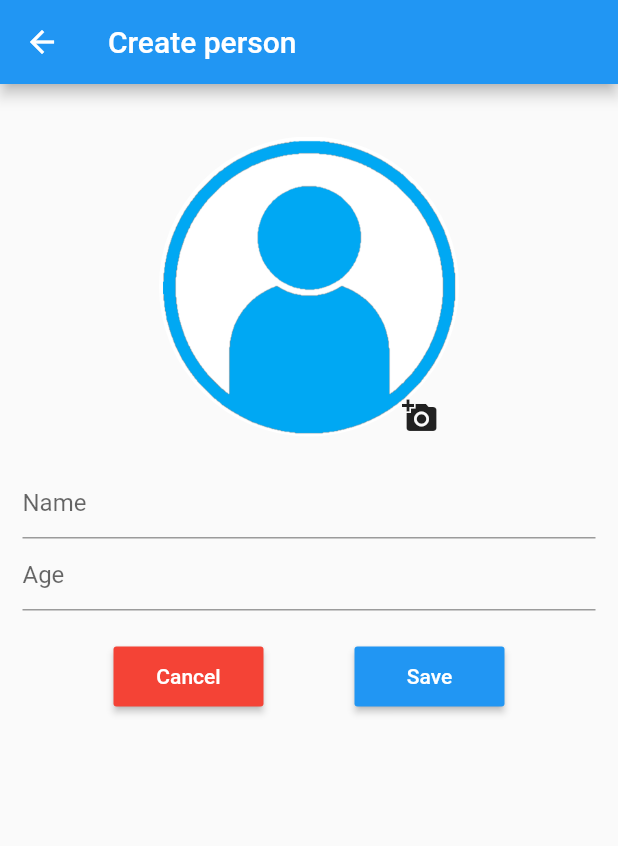
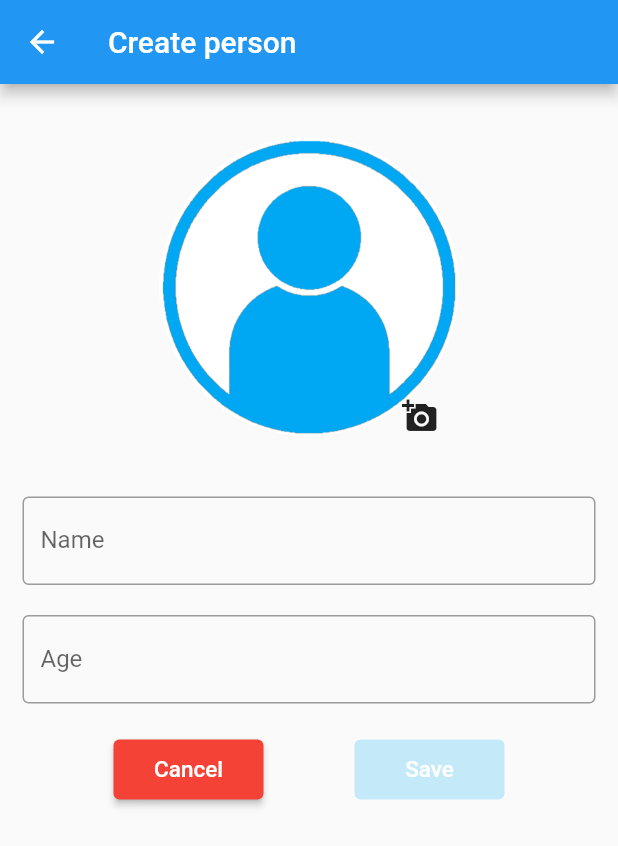
Before and after one commit to imc7/crud_flutter, a Flutter app: the screen it shows after launch, after a tap on the "add" icon, on a phone screen of 412 x 824 dp. Shown: the top 846 px of the screen. Run offline on Flutter 3.47's test engine with Material 2 defaults, Android fonts, the phone set to English and light mode, and no system bars; our stand-ins replace cloud_firestore, firebase_core, firebase_storage, image_picker; accounts and stored records are empty.

Commit message:
Ready with loader

```diff
--- a/lib/main.dart
+++ b/lib/main.dart
@@ -1,3 +1,4 @@
+import 'package:crud_flutter/pages/splash.dart';
 import 'package:flutter/material.dart';
 
 // Para Firebase
@@ -28,7 +29,7 @@ class MyApp extends StatelessWidget {
         colorScheme: ColorScheme.fromSeed(seedColor: Colors.deepPurple),
         useMaterial3: true,
       ),
-      home: const MyHomePage(title: 'Flutter Demo Home Page'),
+      home: const Splash(),
     );
   }
 }
--- a/lib/models/PersonModel.dart
+++ b/lib/models/PersonModel.dart
@@ -3,4 +3,6 @@ class PersonModel {
   String name = '';
   int age = 0;
   String photoUrl = '';
+
+  PersonModel(this.id, this.name, this.age, this.photoUrl);
 }
--- a/lib/pages/add_person_page.dart
+++ b/lib/pages/add_person_page.dart
@@ -1,5 +1,7 @@
 import 'dart:io';
 
+import 'package:crud_flutter/models/PersonModel.dart';
+import 'package:crud_flutter/services/alerts.dart';
 import 'package:crud_flutter/services/firebase_service.dart';
 import 'package:crud_flutter/services/firebase_storage.dart';
 import 'package:crud_flutter/services/select_image.dart';
@@ -21,6 +23,27 @@ class _AddPersonPageState extends State<AddPersonPage> {
   String photoUrl = "";
   File? image_to_upload = null;
 
+  @override
+  void initState() {
+    super.initState();
+
+    // Listening
+    nameController.addListener(() {
+      setState(() {});
+    });
+    ageController.addListener(() {
+      setState(() {});
+    });
+  }
+
+  @override
+  void dispose() {
+    nameController.dispose();
+    ageController.dispose();
+    super.dispose();
+  }
+
+  // To select image
   void selectImage(ImageSource source) async {
     final XFile? image = await pickImage(source);
     if (image != null) {
@@ -28,6 +51,11 @@ class _AddPersonPageState extends State<AddPersonPage> {
         image_to_upload = File(image!.path);
       });
     }
+  }
+
+  // To inactivate/activate save button
+  bool shouldActiveSaveButton() {
+    return nameController.text.isNotEmpty && ageController.text.isNotEmpty;
   }
 
   @override
@@ -134,15 +162,39 @@ class _AddPersonPageState extends State<AddPersonPage> {
                     ],
                   ),
                 ),
-                TextField(
+                Container(
+                  margin: EdgeInsets.only(
+                    left: 0,
+                    top: 20,
+                    right: 0,
+                    bottom: 0,
+                  ),
+                  child: TextField(
                     controller: nameController,
-                  decoration: const InputDecoration(hintText: 'Name'),
+                    decoration: const InputDecoration(
+                      label: Text('Name'),
+                      border: OutlineInputBorder(),
                     ),
-                TextField(
+                  ),
+                ),
+                Container(
+                  margin: EdgeInsets.only(
+                    left: 0,
+                    top: 20,
+                    right: 0,
+                    bottom: 0,
+                  ),
+                  child: TextField(
                     keyboardType: TextInputType.number,
-                  inputFormatters: [FilteringTextInputFormatter.digitsOnly],
+                    inputFormatters: [
+                      FilteringTextInputFormatter.allow(RegExp('[0-9]')),
+                    ],
                     controller: ageController,
-                  decoration: const InputDecoration(hintText: 'Age'),
+                    decoration: const InputDecoration(
+                      label: Text('Age'),
+                      border: OutlineInputBorder(),
+                    ),
+                  ),
                 ),
                 Container(
                   margin: EdgeInsets.only(
@@ -155,38 +207,52 @@ class _AddPersonPageState extends State<AddPersonPage> {
                     mainAxisAlignment: MainAxisAlignment.spaceEvenly,
                     children: [
                       // Cancel button
-                        MaterialButton(
-                          height: 40.0,
-                          minWidth: 100.0,
-                          color: Colors.red,
-                          textColor: Colors.white,
-                          child: new Text("Cancel"),
+                      ElevatedButton(
+                        style: ElevatedButton.styleFrom(
+                          backgroundColor: Colors.red,
+                          minimumSize: Size(100, 40),
+                        ),
+                        child: Text("Cancel",
+                            style:
+                                TextStyle(fontSize: 15, color: Colors.white)),
                         onPressed: () => {Navigator.pop(context)},
-                          splashColor: Colors.redAccent,
                       ),
                       // Save button
-                        MaterialButton(
-                          height: 40.0,
-                          minWidth: 100.0,
-                          color: Theme.of(context).primaryColor,
-                          textColor: Colors.white,
-                          child: new Text("Save"),
-                          onPressed: () async {
-                            await save(id, nameController.text,
-                                    int.parse(ageController.text))
-                                .then((personId) async {
+                      ElevatedButton(
+                        style: ElevatedButton.styleFrom(
+                          backgroundColor: Theme.of(context).primaryColor,
+                          minimumSize: Size(100, 40),
+                          disabledForegroundColor: Color(0xFFC0C0C0),
+                          disabledBackgroundColor: Color(0xFFC4EAF9),
+                        ),
+                        child: Text("Save",
+                            style:
+                                TextStyle(fontSize: 15, color: Colors.white)),
+                        onPressed: shouldActiveSaveButton()
+                            ? () async {
+                                setState(() {});
+                                PersonModel person = PersonModel(
+                                  id,
+                                  nameController.text,
+                                  int.parse(ageController.text),
+                                  photoUrl,
+                                );
+                                showLoadingAlert(context);
+                                await save(person).then((personId) async {
                                   if (image_to_upload != null) {
                                     String url = await uploadFile(
                                         image_to_upload!, personId);
-                                await uploadPhoto(personId, url);
+                                    await updatePhotoUrl(personId, url);
                                   }
+                                  hideLoadingAlert();
                                   Navigator.pop(context);
                                 });
-                          },
-                          splashColor: Colors.redAccent,
+                              }
+                            : null,
                       ),
                     ],
-                    ))
+                  ),
+                )
               ],
             ),
           ),
--- a/lib/pages/home_page.dart
+++ b/lib/pages/home_page.dart
@@ -1,4 +1,5 @@
-import 'package:crud_flutter/models/PersonModel.dart';
+import 'package:crud_flutter/services/alerts.dart';
+import 'package:crud_flutter/services/firebase_storage.dart';
 import 'package:flutter/cupertino.dart';
 import 'package:flutter/material.dart';
 import 'package:crud_flutter/services/firebase_service.dart';
@@ -23,7 +24,9 @@ class _HomeState extends State<Home> {
           future: find(),
           builder: ((context, snapshot) {
             if (snapshot.hasData) {
-              return DataTable(
+              return SingleChildScrollView(
+                scrollDirection: Axis.horizontal,
+                child: DataTable(
                   sortColumnIndex: 0,
                   sortAscending: true,
                   columns: [
@@ -99,10 +102,13 @@ class _HomeState extends State<Home> {
                                                     foregroundColor: Colors.red,
                                                   ),
                                                   onPressed: () async {
-                                                  await deletePerson(e.id)
-                                                      .then((_) {
                                                     Navigator.pop(context);
-                                                  });
+                                                    showLoadingAlert(context);
+                                                    await deletePerson(e.id);
+                                                    // Delete photo
+                                                    if (e.photoUrl.isNotEmpty)
+                                                      await deleteFile(e.id);
+                                                    hideLoadingAlert();
                                                     setState(() {});
                                                   },
                                                 ),
@@ -119,6 +125,7 @@ class _HomeState extends State<Home> {
                             ))
                           ]))
                       .toList(),
+                ),
               );
             } else {
               return const Center(
--- /dev/null
+++ b/lib/pages/splash.dart
@@ -0,0 +1,43 @@
+import 'package:flutter/material.dart';
+
+import '../main.dart';
+import 'home_page.dart';
+
+class Splash extends StatefulWidget {
+  const Splash({super.key});
+
+  @override
+  State<Splash> createState() => _SplashState();
+}
+
+class _SplashState extends State<Splash> {
+  @override
+  void initState() {
+    super.initState();
+    navigate_to_home();
+  }
+
+  navigate_to_home() async {
+    await Future.delayed(Duration(seconds: 2), () async {
+      Navigator.pushReplacement(
+          context,
+          MaterialPageRoute(
+              builder: (context) => MyHomePage(
+                    title: '',
+                  )));
+      setState(() {});
+    });
+  }
+
+  @override
+  Widget build(BuildContext context) {
+    return Scaffold(
+        body: Center(
+      child: Container(
+        width: 200,
+        height: 200,
+        child: Image.asset("assets/images/icon.png"),
+      ),
+    ));
+  }
+}
--- a/lib/services/firebase_service.dart
+++ b/lib/services/firebase_service.dart
@@ -6,23 +6,27 @@ import 'package:uuid/uuid.dart';
 FirebaseFirestore db = FirebaseFirestore.instance;
 
 // Save data
-Future<String> save(String id, String name, int age) async {
+Future<String> save(PersonModel person) async {
   // Create a new user with a first and last name
+  String id = person.id;
   final user = <String, dynamic>{
-    "name": name,
-    "age": age,
+    "name": person.name,
+    "age": person.age,
     "photoUrl": "",
   };
 
-  // Para generar el id, si no es edición
+  // Generate id, if it's not create mode
   if (id == null || id.isEmpty) {
     id = Uuid().v4().toString();
-    await db.collection(Constants.collectionPerson).doc(id).set(user);
-  } else {
     await db
         .collection(Constants.collectionPerson)
         .doc(id)
-        .update(user); // Edit document
+        .set(user); // Save document
+  } else {
+    await db.collection(Constants.collectionPerson).doc(id).update({
+      "name": person.name,
+      "age": person.age,
+    }); // Edit document
   }
   return id;
 }
@@ -36,11 +40,8 @@ Future<List<PersonModel>> find() async {
   QuerySnapshot querySnapshot = await collectionReference.get();
 
   for (QueryDocumentSnapshot docSnapshot in querySnapshot.docs) {
-    PersonModel person = PersonModel();
-    person.id = docSnapshot.id;
-    person.name = docSnapshot.get('name');
-    person.age = docSnapshot.get('age');
-    person.photoUrl = docSnapshot.get('photoUrl') ?? '';
+    PersonModel person = PersonModel(docSnapshot.id, docSnapshot.get('name'),
+        docSnapshot.get('age'), docSnapshot.get('photoUrl') ?? '');
     response.add(person);
     print('PERSON FROM FIREBASE ${docSnapshot.id} => ${docSnapshot.data()}');
   }
@@ -54,7 +55,7 @@ Future<void> deletePerson(String id) async {
 }
 
 // Upload photo
-Future<void> uploadPhoto(String id, String photoUrl) async {
+Future<void> updatePhotoUrl(String id, String photoUrl) async {
   final washingtonRef = db.collection(Constants.collectionPerson).doc(id);
   await washingtonRef.update({"photoUrl": photoUrl}).then(
       (value) => print("DocumentSnapshot successfully updated!"),
```
Also changed, not shown: lib/services/alerts.dart (added, +37 -0 lines), lib/services/firebase_storage.dart (+10 -0 lines), pubspec.yaml (+2 -7 lines), assets/images/icon.png (added), 27 other files. Lines whose indentation alone changed are shown as unchanged.
